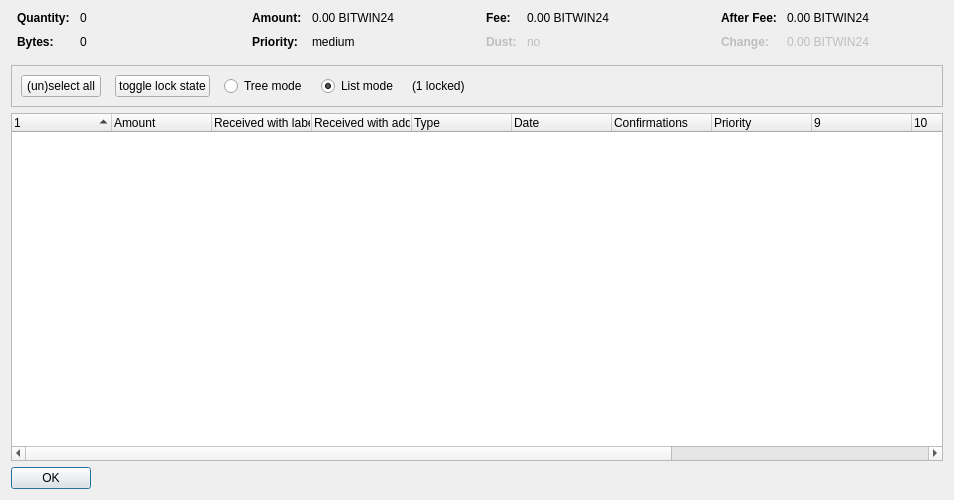
Before: the Qt Designer form src/qt/forms/coincontroldialog.ui in BitWin24/bitwin24, drawn with Qt 5.
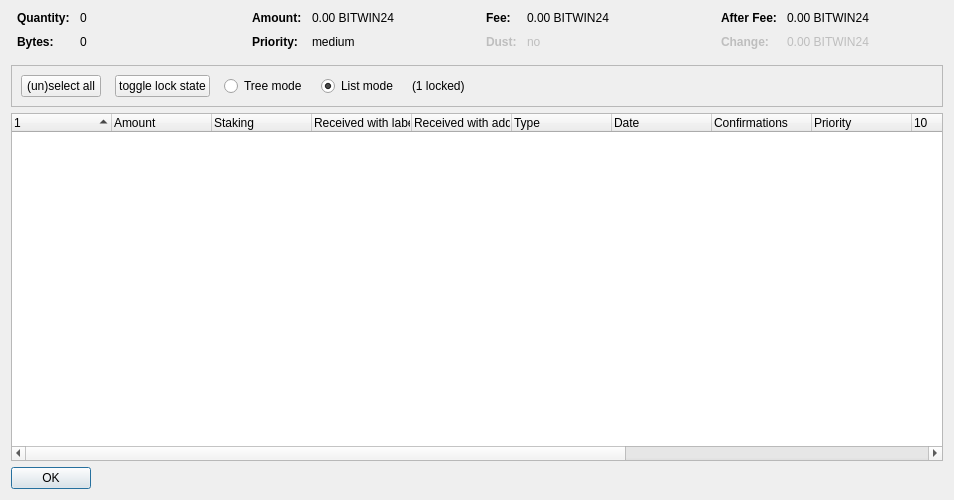
After: the same form once the commit is applied. Custom widgets are drawn as their Qt base class.

Commit message: added Stakin UI for coin control

Diff of the .ui file:
```diff
--- a/src/qt/forms/coincontroldialog.ui
+++ b/src/qt/forms/coincontroldialog.ui
@@ -447,7 +447,7 @@
       <bool>false</bool>
      </property>
      <property name="columnCount">
-      <number>13</number>
+      <number>14</number>
      </property>
      <attribute name="headerShowSortIndicator" stdset="0">
       <bool>true</bool>
@@ -465,6 +465,11 @@
        <string>Amount</string>
       </property>
      </column>
+    <column>
+      <property name="text">
+       <string>Staking</string>
+      </property>
+     </column>
      <column>
       <property name="text">
        <string>Received with label</string>
```
The commit also changes 2 other files.
